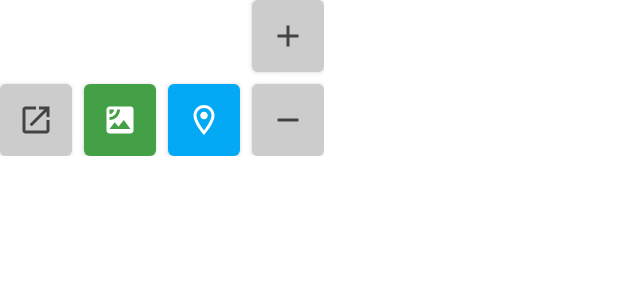
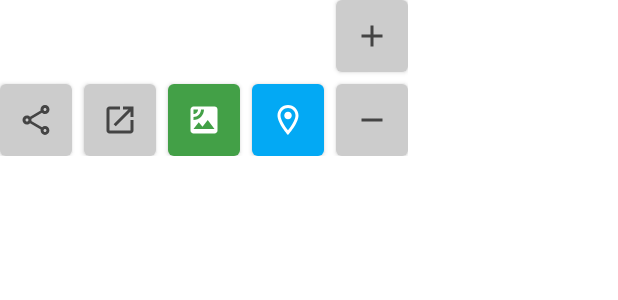
Before and after one commit to mapcode-foundation/mapcode-android-app, an Android app built with Jetpack Compose: the @Preview function MapControlsPreview, on a phone screen of 412 x 824 dp. Shown: the top 300 px of the screen. Run offline under Robolectric (Android 15) with nearby library versions, the phone set to English and light mode, and no system bars; our stand-ins replace accompanist.

Commit message:
#5 feat: share mapcode
Signed-off-by: sds100 <developer.sds100@gmail.com>

```diff
--- a/app/src/main/java/com/mapcode/map/MapScreen.kt
+++ b/app/src/main/java/com/mapcode/map/MapScreen.kt
@@ -11,6 +11,7 @@ import androidx.compose.material.icons.Icons
 import androidx.compose.material.icons.outlined.Add
 import androidx.compose.material.icons.outlined.Clear
 import androidx.compose.material.icons.outlined.LocationOn
+import androidx.compose.material.icons.outlined.Share
 import androidx.compose.runtime.*
 import androidx.compose.ui.Alignment
 import androidx.compose.ui.Modifier
@@ -59,6 +60,7 @@ fun MapBox(
     onMyLocationClick: () -> Unit,
     onSatelliteButtonClick: () -> Unit,
     onExternalMapAppClick: () -> Unit,
+    onShareMapcodeClick: () -> Unit,
     renderGoogleMaps: Boolean
 ) {
     val scope: CoroutineScope = rememberCoroutineScope()
@@ -103,7 +105,8 @@ fun MapBox(
                 }
             },
             onMyLocationClick = onMyLocationClick,
-            onExternalMapAppClick = onExternalMapAppClick
+            onExternalMapAppClick = onExternalMapAppClick,
+            onShareMapcodeClick = onShareMapcodeClick
         )
     }
 }
@@ -121,7 +124,8 @@ fun MapControls(
     onZoomInClick: () -> Unit = {},
     onZoomOutClick: () -> Unit = {},
     onMyLocationClick: () -> Unit = {},
-    onExternalMapAppClick: () -> Unit = {}
+    onExternalMapAppClick: () -> Unit = {},
+    onShareMapcodeClick: () -> Unit = {}
 ) {
     val satelliteButtonColors: ButtonColors = if (isSatelliteModeEnabled) {
         ButtonDefaults.buttonColors(backgroundColor = Yellow300, contentColor = Color.Black)
@@ -136,6 +140,20 @@ fun MapControls(
     }
 
     Row(modifier) {
+        Button(
+            modifier = Modifier
+                .size(48.dp)
+                .align(Alignment.Bottom),
+            onClick = onShareMapcodeClick,
+            contentPadding = PaddingValues(8.dp),
+            colors = greyButtonColors()
+        ) {
+            Icon(
+                imageVector = Icons.Outlined.Share,
+                contentDescription = stringResource(R.string.share_mapcode_content_description)
+            )
+        }
+        Spacer(Modifier.width(8.dp))
         Button(
             modifier = Modifier
                 .size(48.dp)
@@ -714,7 +732,8 @@ fun MapScreen(
                 onSatelliteButtonClick = { viewModel.onSatelliteButtonClick() },
                 renderGoogleMaps = renderGoogleMaps,
                 mapProperties = viewModel.mapProperties,
-                onExternalMapAppClick = { viewModel.onExternalMapsAppClick() }
+                onExternalMapAppClick = { viewModel.onExternalMapsAppClick() },
+                onShareMapcodeClick = { viewModel.shareMapcode() }
             )
 
             InfoArea(
--- a/app/src/main/java/com/mapcode/map/MapViewModel.kt
+++ b/app/src/main/java/com/mapcode/map/MapViewModel.kt
@@ -329,6 +329,11 @@ class MapViewModel @Inject constructor(
             mapcodeIndex.value = 0
         }
     }
+
+    fun shareMapcode() {
+        val mapcode = mapcodes.value.getOrNull(mapcodeIndex.value) ?: return
+        useCase.shareText(text = "$mapcode", description = "Mapcode: $mapcode")
+    }
 }
 
 data class UiState(
--- a/app/src/main/res/values/strings.xml
+++ b/app/src/main/res/values/strings.xml
@@ -23,5 +23,6 @@
     <string name="my_location_button_content_description">Go to my location</string>
     <string name="cant_find_my_location_snackbar">Can\'t find location. Is your GPS turned on?</string>
     <string name="no_map_app_installed_error">You have no map app installed to open this in.</string>
+    <string name="share_mapcode_content_description">Share mapcode</string>
     <!--  Map screen  -->
 </resources>
```
Also changed, not shown: app/src/main/java/com/mapcode/map/ShowMapcodeUseCase.kt (+16 -0 lines), 3 other files.
